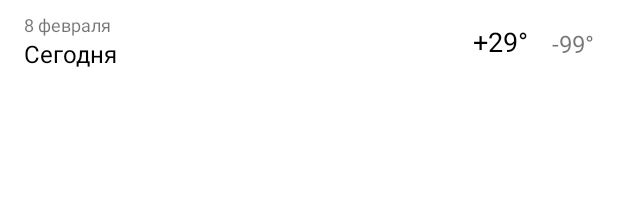
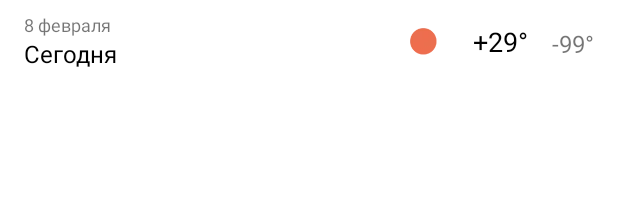
Before and after one commit to adkozlovskiy/weather-avito-start, an Android app: the layout daily_item.xml on its own in the app's theme, with its tools: preview values and no code run, on a phone screen of 412 x 824 dp. Shown: the top 218 px of the screen. Run offline under Robolectric (Android 15) with nearby library versions, the phone set to English and light mode, and no system bars.

Commit message:
Minor layouts fixes.

```diff
--- a/app/src/main/res/layout/daily_item.xml
+++ b/app/src/main/res/layout/daily_item.xml
@@ -33,9 +33,11 @@
         android:layout_width="36dp"
         android:layout_height="36dp"
         android:layout_marginEnd="12dp"
+        android:contentDescription="@string/weather_icon_cd"
         app:layout_constraintBottom_toBottomOf="parent"
         app:layout_constraintEnd_toStartOf="@id/tv_temp_day"
-        app:layout_constraintTop_toTopOf="parent" />
+        app:layout_constraintTop_toTopOf="parent"
+        tools:src="@drawable/d1" />
 
     <TextView
         android:id="@+id/tv_temp_day"
--- a/app/src/main/res/layout/summary_fragment.xml
+++ b/app/src/main/res/layout/summary_fragment.xml
@@ -28,6 +28,7 @@
             android:layout_width="16dp"
             android:layout_height="16dp"
             android:layout_marginStart="8dp"
+            android:contentDescription="@string/go_to_location_cd"
             android:src="@drawable/ic_edit_location"
             app:layout_constraintBottom_toBottomOf="@id/tv_location"
             app:layout_constraintEnd_toEndOf="parent"
@@ -50,10 +51,12 @@
             android:id="@+id/iv_icon"
             android:layout_width="64dp"
             android:layout_height="64dp"
+            android:contentDescription="@string/weather_icon_cd"
             app:layout_constraintBottom_toBottomOf="@id/tv_temp"
             app:layout_constraintEnd_toEndOf="parent"
             app:layout_constraintStart_toEndOf="@id/tv_temp"
-            app:layout_constraintTop_toTopOf="@id/tv_temp" />
+            app:layout_constraintTop_toTopOf="@id/tv_temp"
+            tools:src="@drawable/d1" />
 
         <TextView
             android:id="@+id/tv_title"
--- a/app/src/main/res/values/strings.xml
+++ b/app/src/main/res/values/strings.xml
@@ -12,4 +12,6 @@
     <string name="unknown_error_message">Something went wrong, but unfortunately we don\'t know what :(</string>
     <string name="bad_location">Bad location</string>
     <string name="bad_location_message">we were unable to determine your location correctly, please check the availability of the GPS or enter the location manually.</string>
+    <string name="weather_icon_cd">Weather icon</string>
+    <string name="go_to_location_cd">Change location</string>
 </resources>
```
Also changed, not shown: app/src/main/res/layout/additional_item.xml (deleted, +0 -8 lines), app/src/main/res/layout/hourly_item.xml (+8 -5 lines).
